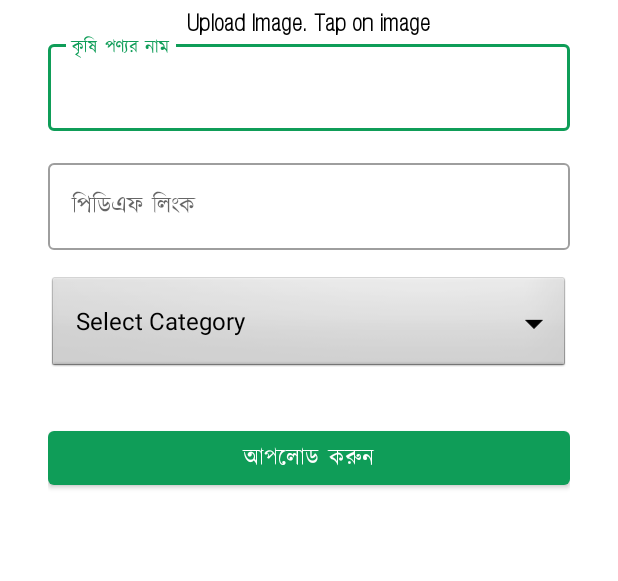
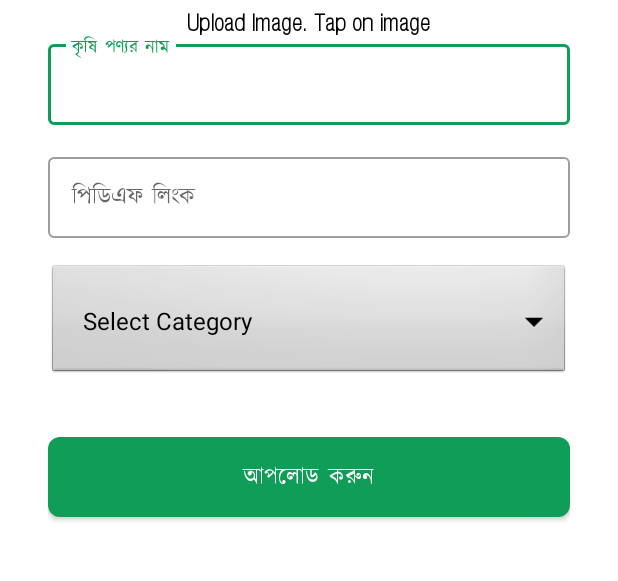
Before and after one commit to Trodev-IT/Smart_Krishi_Admin, an Android app: the CowPDFActivity screen opened directly, with no data from a screen before it, on a phone screen of 412 x 824 dp, the part 327-908 px from its top. Run offline under Robolectric (Android 15) with nearby library versions, the phone set to English and light mode, and no system bars; our stand-ins replace CircleImageView, Firebase (no records; nobody signed in at launch, a user with empty details on screens opened directly).

Commit message:
Fruits and Animal features are updated by Pias

```diff
--- a/app/build.gradle
+++ b/app/build.gradle
@@ -32,7 +32,7 @@
 dependencies {
 
     implementation 'androidx.appcompat:appcompat:1.6.1'
-    implementation 'com.google.android.material:material:1.9.0'
+    implementation 'com.google.android.material:material:1.11.0'
     implementation 'androidx.constraintlayout:constraintlayout:2.1.4'
     implementation 'com.google.firebase:firebase-analytics:21.5.0'
     implementation 'com.google.firebase:firebase-database:20.3.0'
--- a/app/src/main/java/com/pias/smartkrishiadmin/agriculture_activity/AgricultureData.java
+++ b/app/src/main/java/com/pias/smartkrishiadmin/AllCultivateAndFarming/agricultureinformation/AgricultureData.java
@@ -1,4 +1,4 @@
-package com.pias.smartkrishiadmin.agriculture_activity;
+package com.pias.smartkrishiadmin.AllCultivateAndFarming.agricultureinformation;
 
 public class AgricultureData {
     String name, pdf, image, key;
--- a/app/src/main/java/com/pias/smartkrishiadmin/agriculture_activity/UploadPDFActivity.java
+++ b/app/src/main/java/com/pias/smartkrishiadmin/AllCultivateAndFarming/cow/CowPDFActivity.java
@@ -1,4 +1,4 @@
-package com.pias.smartkrishiadmin.agriculture_activity;
+package com.pias.smartkrishiadmin.AllCultivateAndFarming.cow;
 
 import android.app.ProgressDialog;
 import android.content.Intent;
@@ -28,13 +28,14 @@
 import com.google.firebase.storage.FirebaseStorage;
 import com.google.firebase.storage.StorageReference;
 import com.google.firebase.storage.UploadTask;
+import com.pias.smartkrishiadmin.AllCultivateAndFarming.agricultureinformation.AgricultureData;
 import com.pias.smartkrishiadmin.R;
 
 import java.io.ByteArrayOutputStream;
 import java.io.IOException;
 
-public class UploadPDFActivity extends AppCompatActivity {
-    private ImageView AddStudentImage;
+public class CowPDFActivity extends AppCompatActivity {
+    private ImageView AddAgricultureImage;
     private EditText nameET, pdfET;
     private Spinner AddStudentCategory;
     private Button AddStudentBtn;
@@ -50,14 +51,14 @@
     @Override
     protected void onCreate(Bundle savedInstanceState) {
         super.onCreate(savedInstanceState);
-        setContentView(R.layout.activity_upload_pdfactivity);
+        setContentView(R.layout.activity_agriculture_pdfactivity);
 
         /*title*/
         getSupportActionBar().setTitle("কৃষি তথ্য আপলোড করুন");
         getSupportActionBar().setDisplayHomeAsUpEnabled(true);
 
         /*init views*/
-        AddStudentImage = findViewById(R.id.AddStudentImage);
+        AddAgricultureImage= findViewById(R.id.AddAgricultureImage);
         nameET = findViewById(R.id.nameET);
         pdfET = findViewById(R.id.pdfET);
         AddStudentBtn = findViewById(R.id.AddBtn);
@@ -67,11 +68,11 @@
 
 
         /*firebase database path*/
-        reference = FirebaseDatabase.getInstance().getReference().child("agriculture_info");
+        reference = FirebaseDatabase.getInstance().getReference().child("Cow");
         storageReference = FirebaseStorage.getInstance().getReference();
 
         /*category name*/
-        String[] items = new String[]{"Select Category", "ফল-মূল চাষ", "আলু চাষাবাদ", "ধান বিষয়ক তথ্য", "ছাদে বা টবে চাষ", "শাক-সবজি চাষ", "রোগ বালাই ও প্রতিকার", "ঔষধি গাছ", "ফুল চাষ", "সমন্বিত চাষ", "সম্ভাবনাময় ও অন্যান্য চাষ", "সার বিষয়ক তথ্য"};
+        String[] items = new String[]{"Select Category","গবাদিপশু পালন"};
         AddStudentCategory.setAdapter(new ArrayAdapter<String>(this, android.R.layout.simple_spinner_dropdown_item, items));
 
 
@@ -89,7 +90,7 @@
         });
 
 
-        AddStudentImage.setOnClickListener(new View.OnClickListener() {
+        AddAgricultureImage.setOnClickListener(new View.OnClickListener() {
             @Override
             public void onClick(View v) {
                 openGallery();
@@ -145,9 +146,9 @@
 
 
         final StorageReference filepath;
-        filepath = storageReference.child("agriculture_info").child(finalimage + ".png");
+        filepath = storageReference.child("Cow").child(finalimage + ".png");
         final UploadTask uploadTask = filepath.putBytes(finalimage);
-        uploadTask.addOnCompleteListener(UploadPDFActivity.this, new OnCompleteListener<UploadTask.TaskSnapshot>() { // change AddStudent
+        uploadTask.addOnCompleteListener(com.pias.smartkrishiadmin.AllCultivateAndFarming.cow.CowPDFActivity.this, new OnCompleteListener<UploadTask.TaskSnapshot>() { // change AddStudent
             @Override
             public void onComplete(@NonNull Task<UploadTask.TaskSnapshot> task) {
                 if (task.isSuccessful()) {
@@ -165,7 +166,7 @@
                     });
                 } else {
                     progressDialog.dismiss();
-                    Toast.makeText(UploadPDFActivity.this, "আপলোড সফল হয়নি", Toast.LENGTH_SHORT).show(); // change AddStudent
+                    Toast.makeText(com.pias.smartkrishiadmin.AllCultivateAndFarming.cow.CowPDFActivity.this, "আপলোড সফল হয়নি", Toast.LENGTH_SHORT).show(); // change AddStudent
                 }
             }
         });
@@ -188,13 +189,13 @@
             @Override
             public void onSuccess(Void unused) {
                 progressDialog.dismiss();
-                Toast.makeText(UploadPDFActivity.this, "সফল ভাবে আপলোড হয়েছে", Toast.LENGTH_SHORT).show();
+                Toast.makeText(com.pias.smartkrishiadmin.AllCultivateAndFarming.cow.CowPDFActivity.this, "সফল ভাবে আপলোড হয়েছে", Toast.LENGTH_SHORT).show();
             }
         }).addOnFailureListener(new OnFailureListener() {
             @Override
             public void onFailure(@NonNull Exception e) {
                 progressDialog.dismiss();
-                Toast.makeText(UploadPDFActivity.this, "আপলোড সফল হয়নি", Toast.LENGTH_SHORT).show();
+                Toast.makeText(com.pias.smartkrishiadmin.AllCultivateAndFarming.cow.CowPDFActivity.this, "আপলোড সফল হয়নি", Toast.LENGTH_SHORT).show();
             }
         });
 
@@ -223,7 +224,7 @@
             } catch (IOException e) {
                 e.printStackTrace();
             }
-            AddStudentImage.setImageBitmap(bitmap);
+            AddAgricultureImage.setImageBitmap(bitmap);
             Toast.makeText(this, "ছবি যুক্ত হয়েছে", Toast.LENGTH_SHORT).show();
         }
 
--- /dev/null
+++ b/app/src/main/java/com/pias/smartkrishiadmin/AllCultivateAndFarming/fish/FishData.java
@@ -0,0 +1,4 @@
+package com.pias.smartkrishiadmin.AllCultivateAndFarming.fish;
+
+public class FishData {
+}
--- /dev/null
+++ b/app/src/main/java/com/pias/smartkrishiadmin/AllCultivateAndFarming/hen/HenData.java
@@ -0,0 +1,4 @@
+package com.pias.smartkrishiadmin.AllCultivateAndFarming.hen;
+
+public class HenData {
+}
--- a/app/src/main/java/com/pias/smartkrishiadmin/MainActivity.java
+++ b/app/src/main/java/com/pias/smartkrishiadmin/MainActivity.java
@@ -7,11 +7,12 @@
 import android.view.View;
 import android.widget.TextView;
 
-import com.pias.smartkrishiadmin.agriculture_activity.UploadPDFActivity;
+import com.pias.smartkrishiadmin.AllCultivateAndFarming.agricultureinformation.AgriculturePDFActivity;
+import com.pias.smartkrishiadmin.AllCultivateAndFarming.cow.CowPDFActivity;
 
 public class MainActivity extends AppCompatActivity {
 
-    TextView text;
+    TextView text, text2;
 
     @Override
     protected void onCreate(Bundle savedInstanceState) {
@@ -19,11 +20,19 @@
         setContentView(R.layout.activity_main);
 
         text = findViewById(R.id.text);
+        text2 = findViewById(R.id.text2);
 
         text.setOnClickListener(new View.OnClickListener() {
             @Override
             public void onClick(View view) {
-                startActivity(new Intent(MainActivity.this, UploadPDFActivity.class));
+                startActivity(new Intent(MainActivity.this, AgriculturePDFActivity.class));
+            }
+        });
+
+        text2.setOnClickListener(new View.OnClickListener() {
+            @Override
+            public void onClick(View view) {
+                startActivity(new Intent(MainActivity.this, CowPDFActivity.class));
             }
         });
     }
--- a/app/src/main/res/layout/activity_upload_pdfactivity.xml
+++ b/app/src/main/res/layout/activity_agriculture_pdfactivity.xml
@@ -6,7 +6,7 @@
     android:layout_height="match_parent"
     android:orientation="vertical"
     android:padding="16dp"
-    tools:context=".agriculture_activity.UploadPDFActivity">
+    tools:context=".AllCultivateAndFarming.agricultureinformation.AgriculturePDFActivity">
 
     <LinearLayout
         android:layout_width="match_parent"
@@ -15,7 +15,7 @@
         android:padding="16dp">
 
         <de.hdodenhof.circleimageview.CircleImageView
-            android:id="@+id/AddStudentImage"
+            android:id="@+id/AddAgricultureImage"
             android:layout_width="90dp"
             android:layout_height="100dp"
             android:layout_gravity="center"
@@ -45,6 +45,8 @@
                 android:layout_width="match_parent"
                 android:layout_height="wrap_content"
                 android:layout_marginTop="15dp"
+                android:padding="15dp"
+                app:cornerRadius="8dp"
                 android:fontFamily="@font/kalpurush"
                 android:hint="কৃষি পণ্যর নাম"
                 android:inputType="text" />
@@ -62,6 +64,8 @@
                 android:id="@+id/pdfET"
                 android:layout_width="match_parent"
                 android:layout_height="wrap_content"
+                android:padding="15dp"
+                app:cornerRadius="8dp"
                 android:fontFamily="@font/kalpurush"
                 android:hint="পিডিএফ লিংক"
                 android:inputType="text" />
@@ -73,6 +77,8 @@
             android:layout_width="match_parent"
             android:layout_height="wrap_content"
             android:layout_marginVertical="16dp"
+            android:padding="15dp"
+            app:cornerRadius="8dp"
             android:background="@android:drawable/btn_dropdown"
             android:fontFamily="@font/kalpurush"
             android:gravity="center"
@@ -83,6 +89,8 @@
             android:layout_width="match_parent"
             android:layout_height="wrap_content"
             android:layout_marginTop="16dp"
+            android:padding="15dp"
+            app:cornerRadius="8dp"
             android:fontFamily="@font/kalpurush"
             android:text="আপলোড করুন"
             android:textAllCaps="false"
--- a/build.gradle
+++ b/build.gradle
@@ -4,5 +4,5 @@
     }
 }// Top-level build file where you can add configuration options common to all sub-projects/modules.
 plugins {
-id 'com.android.application' version '8.2.0' apply false
+id 'com.android.application' version '8.2.1' apply false
 }
```
Also changed, not shown: app/src/main/AndroidManifest.xml (+20 -8 lines), app/src/main/java/com/pias/smartkrishiadmin/AllCultivateAndFarming/agricultureinformation/AgriculturePDFActivity.java (added, +231 -0 lines), app/src/main/java/com/pias/smartkrishiadmin/AllCultivateAndFarming/cow/CowData.java (added, +47 -0 lines), app/src/main/res/layout/activity_cow_pdfactivity.xml (added, +101 -0 lines), app/src/main/res/layout/activity_main.xml (+17 -7 lines).
